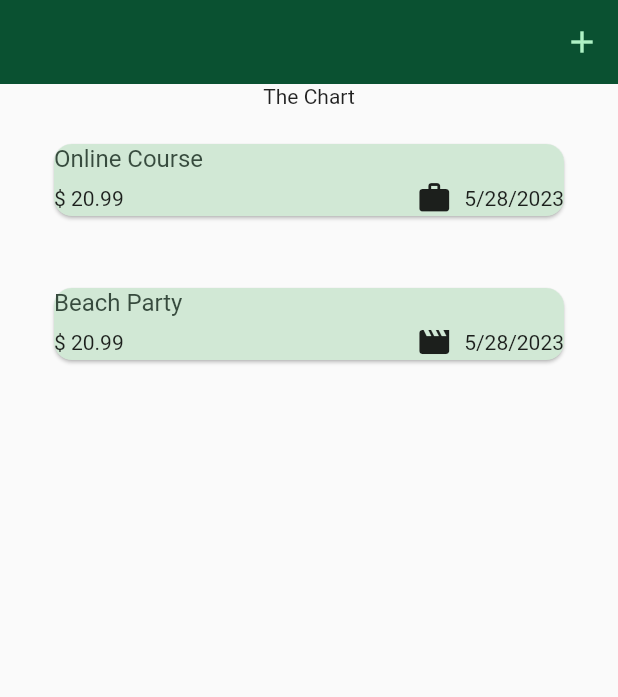
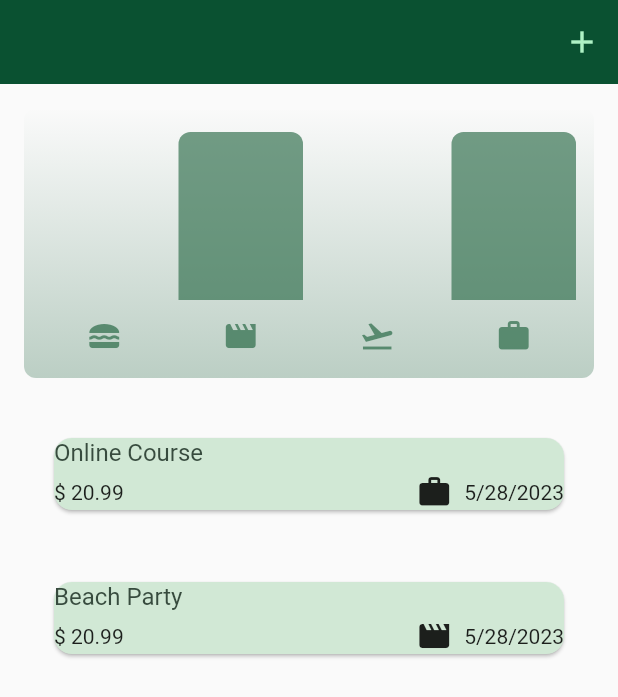
Before and after one commit to picasso653/expense_tracker, a Flutter app: the screen it shows after launch, on a phone screen of 412 x 824 dp. Shown: the top 697 px of the screen. Run offline on Flutter 3.47's test engine with Material 2 defaults, Android fonts, the phone set to English and light mode, and no system bars.

Commit message:
app complete course finished

```diff
--- a/lib/main.dart
+++ b/lib/main.dart
@@ -5,9 +5,27 @@ import 'package:expense_tracker/widget/expenses.dart';
 var kColorScheme =
     ColorScheme.fromSeed(seedColor: const Color.fromARGB(255, 59, 189, 124));
 
+var kDarkScheme =
+    ColorScheme.fromSeed(
+      brightness: Brightness.dark,
+      seedColor: const Color.fromARGB(255, 2, 112, 57));
+
+
 void main() {
   runApp(
     MaterialApp(
+      darkTheme: ThemeData.dark().copyWith(
+        useMaterial3: true,
+        colorScheme: kDarkScheme,
+        cardTheme: const CardTheme().copyWith(
+            color: kDarkScheme.secondaryContainer,
+            margin: const EdgeInsets.symmetric(horizontal: 16, vertical: 8),
+          ),
+          elevatedButtonTheme: ElevatedButtonThemeData(
+            style: ElevatedButton.styleFrom(
+                backgroundColor: kDarkScheme.primaryContainer),
+          ),
+      ),
       theme: ThemeData().copyWith(
           useMaterial3: true,
           colorScheme: kColorScheme,
--- a/lib/model/expense.dart
+++ b/lib/model/expense.dart
@@ -6,22 +6,23 @@ final formatter = DateFormat.yMd();
 
 const uuid = Uuid();
 
-enum Category { food, leisure, travel, work }
+enum Category { food, travel, leisure, work }
 
 const categoryIcons = {
   Category.food: Icons.lunch_dining,
+  Category.travel: Icons.flight_takeoff,
   Category.leisure: Icons.movie,
-  Category.travel: Icons.flight_takeoff,
-  Category.work: Icons.work
+  Category.work: Icons.work,
 };
 
 class Expense {
-  Expense(
-      {required this.amount,
-      required this.date,
-      required this.title,
-      required this.category})
-      : id = uuid.v4();
+  Expense({
+    required this.title,
+    required this.amount,
+    required this.date,
+    required this.category,
+  }) : id = uuid.v4();
+
   final String id;
   final String title;
   final double amount;
@@ -32,3 +33,28 @@ class Expense {
     return formatter.format(date);
   }
 }
+
+class ExpenseBucket {
+  const ExpenseBucket({
+    required this.category,
+    required this.expenses,
+  });
+
+  ExpenseBucket.forCategory(List<Expense> allExpenses, this.category)
+      : expenses = allExpenses
+            .where((expense) => expense.category == category)
+            .toList();
+
+  final Category category;
+  final List<Expense> expenses;
+
+  double get totalExpenses {
+    double sum = 0;
+
+    for (final expense in expenses) {
+      sum += expense.amount;
+    }
+
+    return sum;
+  }
+}
--- /dev/null
+++ b/lib/widget/chart/chart.dart
@@ -0,0 +1,95 @@
+import 'package:expense_tracker/model/expense.dart';
+import 'package:expense_tracker/widget/chart/chart_bar.dart';
+import 'package:flutter/material.dart';
+
+
+class Chart extends StatelessWidget {
+  const Chart({super.key, required this.expenses});
+
+  final List<Expense> expenses;
+
+  List<ExpenseBucket> get buckets {
+    return [
+      ExpenseBucket.forCategory(expenses, Category.food),
+      ExpenseBucket.forCategory(expenses, Category.leisure),
+      ExpenseBucket.forCategory(expenses, Category.travel),
+      ExpenseBucket.forCategory(expenses, Category.work),
+    ];
+  }
+
+  double get maxTotalExpense {
+    double maxTotalExpense = 0;
+
+    for (final bucket in buckets) {
+      if (bucket.totalExpenses > maxTotalExpense) {
+        maxTotalExpense = bucket.totalExpenses;
+      }
+    }
+
+    return maxTotalExpense;
+  }
+
+  @override
+  Widget build(BuildContext context) {
+    final isDarkMode =
+        MediaQuery.of(context).platformBrightness == Brightness.dark;
+    return Container(
+      margin: const EdgeInsets.all(16),
+      padding: const EdgeInsets.symmetric(
+        vertical: 16,
+        horizontal: 8,
+      ),
+      width: double.infinity,
+      height: 180,
+      decoration: BoxDecoration(
+        borderRadius: BorderRadius.circular(8),
+        gradient: LinearGradient(
+          colors: [
+            Theme.of(context).colorScheme.primary.withOpacity(0.3),
+            Theme.of(context).colorScheme.primary.withOpacity(0.0)
+          ],
+          begin: Alignment.bottomCenter,
+          end: Alignment.topCenter,
+        ),
+      ),
+      child: Column(
+        children: [
+          Expanded(
+            child: Row(
+              crossAxisAlignment: CrossAxisAlignment.end,
+              children: [
+                for (final bucket in buckets) // alternative to map()
+                  ChartBar(
+                    fill: bucket.totalExpenses == 0
+                        ? 0
+                        : bucket.totalExpenses / maxTotalExpense,
+                  )
+              ],
+            ),
+          ),
+          const SizedBox(height: 12),
+          Row(
+            children: buckets
+                .map(
+                  (bucket) => Expanded(
+                    child: Padding(
+                      padding: const EdgeInsets.symmetric(horizontal: 4),
+                      child: Icon(
+                        categoryIcons[bucket.category],
+                        color: isDarkMode
+                            ? Theme.of(context).colorScheme.secondary
+                            : Theme.of(context)
+                                .colorScheme
+                                .primary
+                                .withOpacity(0.7),
+                      ),
+                    ),
+                  ),
+                )
+                .toList(),
+          )
+        ],
+      ),
+    );
+  }
+}
--- /dev/null
+++ b/lib/widget/chart/chart_bar.dart
@@ -0,0 +1,34 @@
+import 'package:flutter/material.dart';
+
+class ChartBar extends StatelessWidget {
+  const ChartBar({
+    super.key,
+    required this.fill,
+  });
+
+  final double fill;
+
+  @override
+  Widget build(BuildContext context) {
+    final isDarkMode =
+        MediaQuery.of(context).platformBrightness == Brightness.dark;
+    return Expanded(
+      child: Padding(
+        padding: const EdgeInsets.symmetric(horizontal: 4),
+        child: FractionallySizedBox(
+          heightFactor: fill,
+          child: DecoratedBox(
+            decoration: BoxDecoration(
+              shape: BoxShape.rectangle,
+              borderRadius:
+                  const BorderRadius.vertical(top: Radius.circular(8)),
+              color: isDarkMode
+                  ? Theme.of(context).colorScheme.secondary
+                  : Theme.of(context).colorScheme.primary.withOpacity(0.65),
+            ),
+          ),
+        ),
+      ),
+    );
+  }
+}
--- a/lib/widget/expenses.dart
+++ b/lib/widget/expenses.dart
@@ -1,3 +1,5 @@
+
+import 'package:expense_tracker/widget/chart/chart.dart';
 import 'package:expense_tracker/widget/expenses-list/expenses_list.dart';
 import 'package:expense_tracker/model/expense.dart';
 import 'package:expense_tracker/widget/new_expense.dart';
@@ -79,7 +81,7 @@ class _ExpensesState extends State<Expenses> {
       ),
       body: Column(
         children: [
-          const Text('The Chart'),
+           Chart(expenses: _registeredExpenses),
           Expanded(child: mainContent),
         ],
       ),
```
